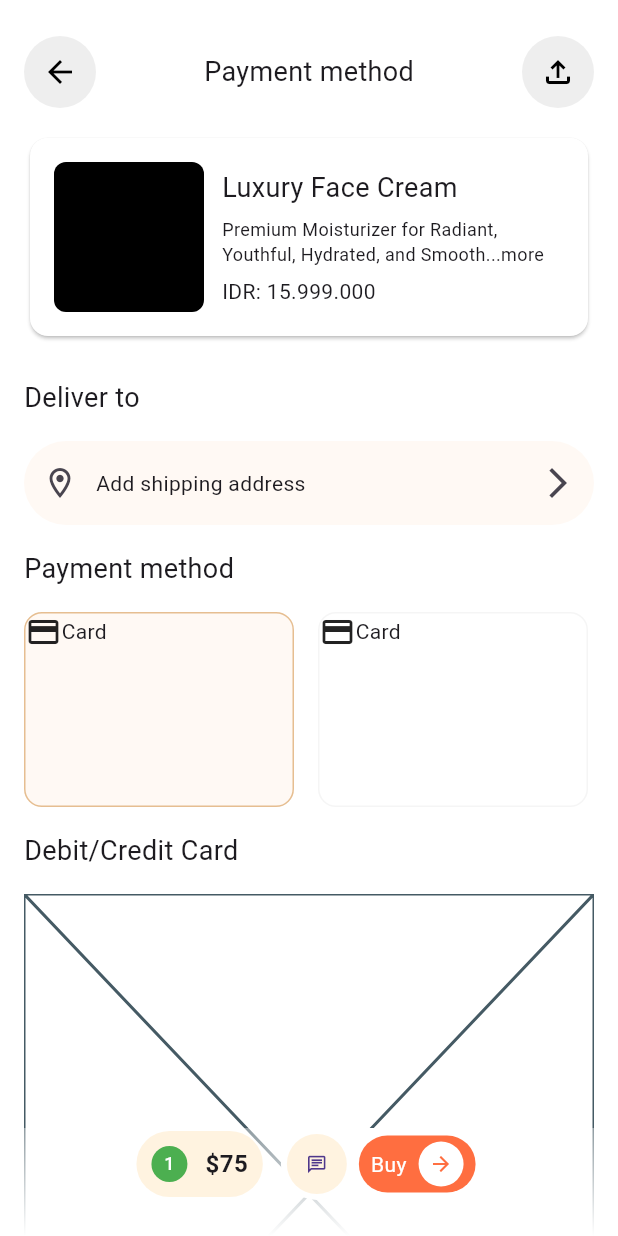
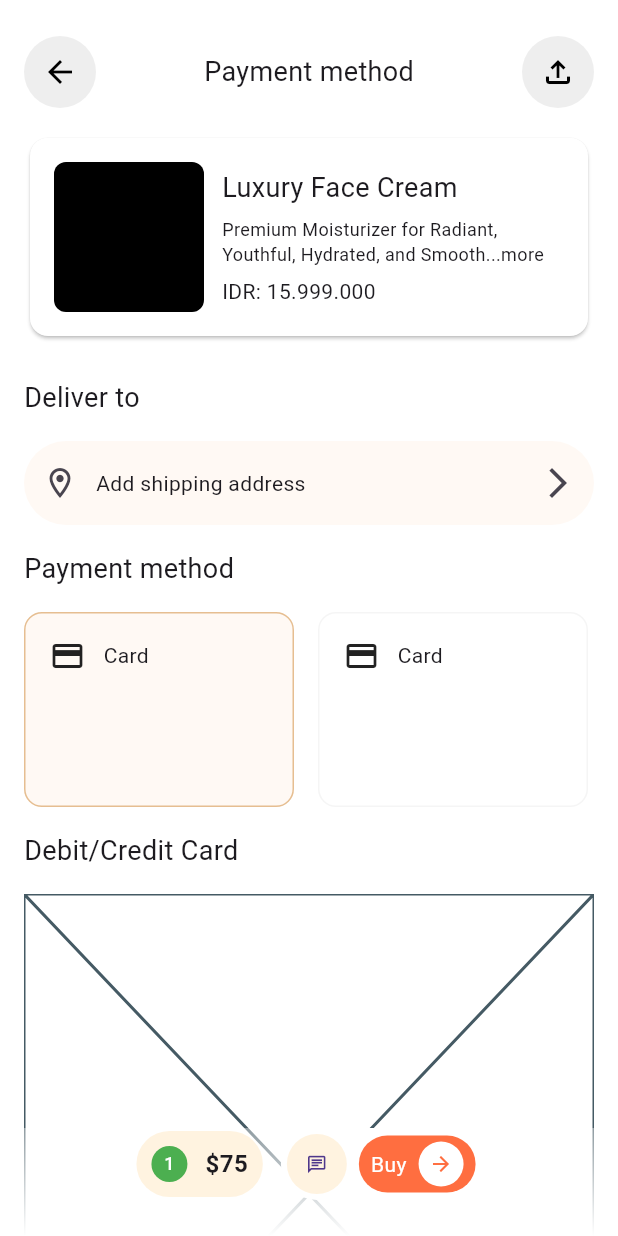
Before and after one commit to JAICHANGPARK/flutter_notebook_chapter_43, a Flutter app: the MarketplacePaymentMethodPage screen opened directly, on a phone screen of 412 x 824 dp. Run offline on Flutter 3.47's test engine with Material 3 defaults, Android fonts, the phone set to English and light mode, and no system bars; our stand-ins replace gap, hugeicons.

Commit message:
Update marketplace_payment_method_page.dart

```diff
--- a/lib/ep2168_marketplace_app/ui/marketplace_payment_method_page.dart
+++ b/lib/ep2168_marketplace_app/ui/marketplace_payment_method_page.dart
@@ -143,10 +143,12 @@ class _MarketplacePaymentMethodPageState extends State<MarketplacePaymentMethodP
                             color: index == 0 ? Color.fromRGBO(255, 249, 244, 1) : Colors.white,
                             borderRadius: BorderRadius.circular(12),
                           ),
+                          padding: EdgeInsets.all(16),
                           child: Column(
                             crossAxisAlignment: CrossAxisAlignment.start,
                             children: [
                               Row(
+                                spacing: 12,
                                 children: [
                                   Icon(
                                     Icons.credit_card,
```
